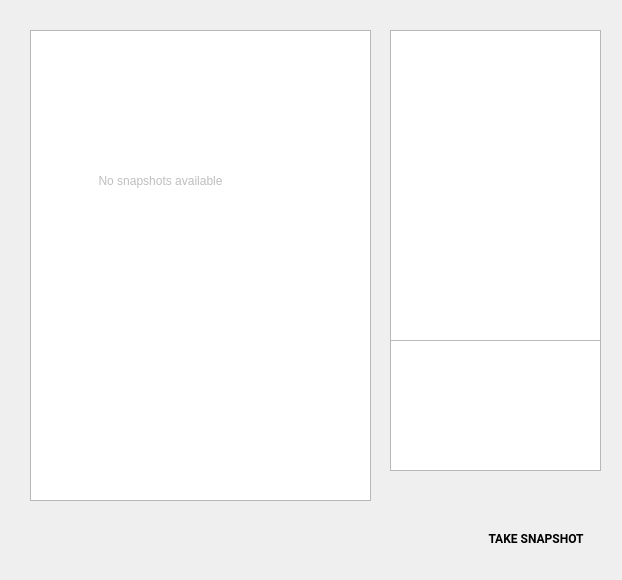
First picture: the form in android/android-emu/android/skin/qt/extended-pages/snapshot-page.ui, repository aosp-mirror/platform_external_qemu, before the edit.
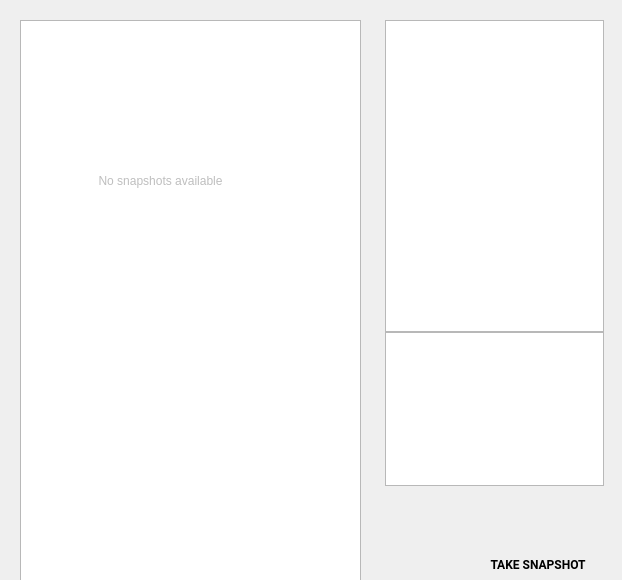
Second picture: the form after the edit. Icons and pictures are not drawn. Custom widgets are drawn as their Qt base class.

Commit message:
Add "snapshot load" button
Other UI clean-up and UI-handling cleanup

The edit to the form file:
```diff
--- a/android/android-emu/android/skin/qt/extended-pages/snapshot-page.ui
+++ b/android/android-emu/android/skin/qt/extended-pages/snapshot-page.ui
@@ -16,10 +16,10 @@
   <widget class="QTreeWidget" name="snapshotDisplay">
    <property name="geometry">
     <rect>
-     <x>30</x>
-     <y>30</y>
+     <x>20</x>
+     <y>20</y>
      <width>341</width>
-     <height>471</height>
+     <height>562</height>
     </rect>
    </property>
    <property name="maximumSize">
@@ -51,10 +51,10 @@
   <widget class="QTextEdit" name="selectionInfo">
    <property name="geometry">
     <rect>
-     <x>390</x>
-     <y>340</y>
-     <width>211</width>
-     <height>131</height>
+     <x>385</x>
+     <y>332</y>
+     <width>219</width>
+     <height>154</height>
     </rect>
    </property>
    <property name="horizontalScrollBarPolicy">
@@ -73,8 +73,8 @@
   <widget class="RaisedMaterialButton" name="takeSnapshotButton">
    <property name="geometry">
     <rect>
-     <x>470</x>
-     <y>520</y>
+     <x>472</x>
+     <y>546</y>
      <width>132</width>
      <height>36</height>
     </rect>
@@ -102,10 +102,10 @@
   <widget class="QGraphicsView" name="preview">
    <property name="geometry">
     <rect>
-     <x>390</x>
-     <y>30</y>
-     <width>211</width>
-     <height>311</height>
+     <x>385</x>
+     <y>20</y>
+     <width>219</width>
+     <height>312</height>
     </rect>
    </property>
   </widget>
@@ -131,10 +131,10 @@
   <widget class="QPushButton" name="deleteSnapshot">
    <property name="geometry">
     <rect>
-     <x>570</x>
-     <y>480</y>
-     <width>32</width>
-     <height>32</height>
+     <x>568</x>
+     <y>500</y>
+     <width>36</width>
+     <height>36</height>
     </rect>
    </property>
    <property name="text">
@@ -146,8 +146,8 @@
    </property>
    <property name="iconSize">
     <size>
-     <width>32</width>
-     <height>32</height>
+     <width>20</width>
+     <height>20</height>
     </size>
    </property>
    <property name="flat">
@@ -160,10 +160,10 @@
   <widget class="QPushButton" name="editSnapshot">
    <property name="geometry">
     <rect>
-     <x>530</x>
-     <y>480</y>
-     <width>32</width>
-     <height>32</height>
+     <x>524</x>
+     <y>500</y>
+     <width>36</width>
+     <height>36</height>
     </rect>
    </property>
    <property name="text">
@@ -175,8 +175,8 @@
    </property>
    <property name="iconSize">
     <size>
-     <width>32</width>
-     <height>32</height>
+     <width>20</width>
+     <height>20</height>
     </size>
    </property>
    <property name="flat">
@@ -186,6 +186,38 @@
     <string>edit</string>
    </property>
   </widget>
+  <widget class="QPushButton" name="loadSnapshot">
+   <property name="geometry">
+    <rect>
+     <x>480</x>
+     <y>500</y>
+     <width>36</width>
+     <height>36</height>
+    </rect>
+   </property>
+   <property name="toolTip">
+    <string extracomment="Load snapshot"/>
+   </property>
+   <property name="text">
+    <string/>
+   </property>
+   <property name="icon">
+    <iconset resource="../resources.qrc">
+     <normaloff>:/dark/load_snapshot</normaloff>:/dark/load_snapshot</iconset>
+   </property>
+   <property name="iconSize">
+    <size>
+     <width>20</width>
+     <height>20</height>
+    </size>
+   </property>
+   <property name="flat">
+    <bool>true</bool>
+   </property>
+   <property name="themeIconName" stdset="0">
+    <string>load_snapshot</string>
+   </property>
+  </widget>
  </widget>
  <customwidgets>
   <customwidget>
```
Left out of the diff: 6 changed lines with no effect on the pictures. The commit also changes 5 other files.
